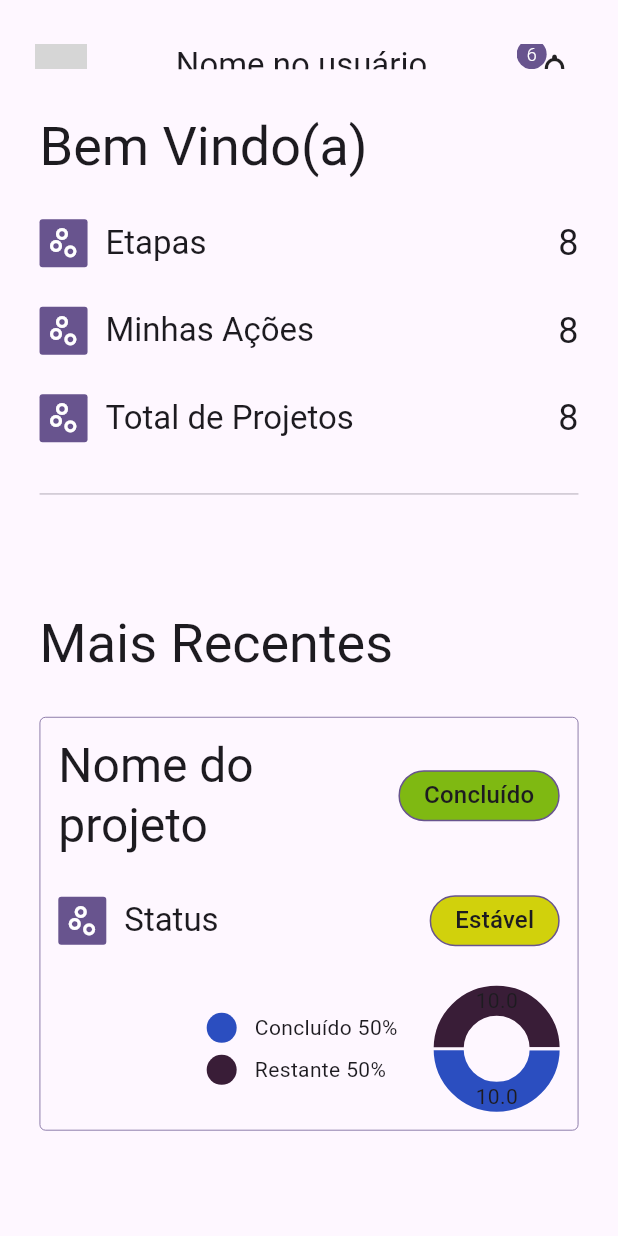
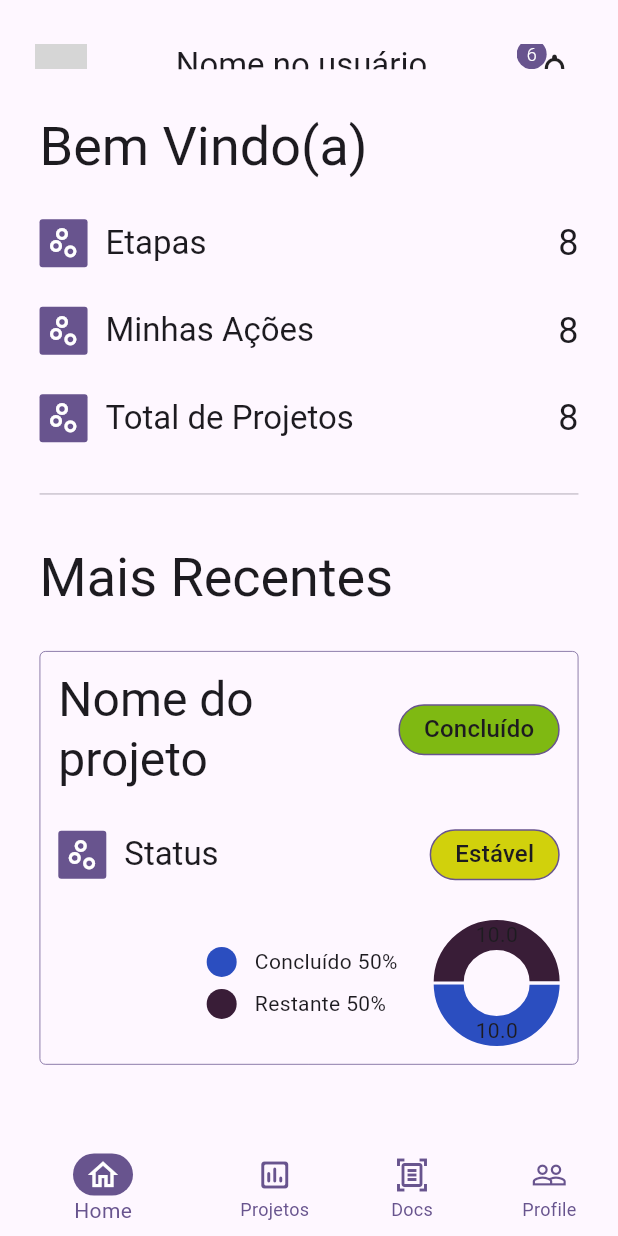
Before and after one commit to JrSEngineer/procraft, a Flutter app: the HomePage screen opened directly, on a phone screen of 412 x 824 dp. Run offline on Flutter 3.47's test engine with Material 3 defaults, Android fonts, the phone set to English and light mode, and no system bars; drawn by our look-alikes of fl_chart; our stand-ins replace dio; network calls fail; grey boxes are pictures that could not be loaded.

Commit message:
Creating bottom navigation bar.

```diff
--- a/lib/src/app/modules/home/home_page.dart
+++ b/lib/src/app/modules/home/home_page.dart
@@ -63,7 +63,7 @@ class _HomePageState extends State<HomePage> {
               ],
             ),
             Divider(),
-            Spacer(),
+            SizedBox(height: pageDividerValue),
             Text(
               "Mais Recentes",
               style: Theme.of(context).textTheme.displaySmall,
@@ -74,6 +74,73 @@ class _HomePageState extends State<HomePage> {
           ],
         ),
       ),
+      bottomNavigationBar: BottomNavigationBar(
+        elevation: 0,
+        showSelectedLabels: true,
+        showUnselectedLabels: true,
+        selectedItemColor: Theme.of(context).primaryColor,
+        unselectedItemColor: Theme.of(context).primaryColor,
+        unselectedIconTheme: IconThemeData(color: Theme.of(context).primaryColor),
+        selectedIconTheme: IconThemeData(color: Colors.white),
+        items: [
+          BottomNavigationBarItem(
+            label: "Home",
+            activeIcon: Container(
+              decoration: BoxDecoration(
+                borderRadius: BorderRadius.circular(48),
+                color: Theme.of(context).primaryColor,
+              ),
+              child: Padding(
+                padding: const EdgeInsets.symmetric(horizontal: 8, vertical: 2),
+                child: Icon(Icons.home_outlined),
+              ),
+            ),
+            icon: Icon(Icons.home_outlined),
+          ),
+          BottomNavigationBarItem(
+            label: "Projetos",
+            activeIcon: Container(
+              decoration: BoxDecoration(
+                borderRadius: BorderRadius.circular(48),
+                color: Theme.of(context).primaryColor,
+              ),
+              child: Padding(
+                padding: const EdgeInsets.symmetric(horizontal: 8, vertical: 2),
+                child: Icon(Icons.insert_chart_outlined_rounded),
+              ),
+            ),
+            icon: Icon(Icons.insert_chart_outlined_rounded),
+          ),
+          BottomNavigationBarItem(
+            label: "Docs",
+            activeIcon: Container(
+              decoration: BoxDecoration(
+                borderRadius: BorderRadius.circular(48),
+                color: Theme.of(context).primaryColor,
+              ),
+              child: Padding(
+                padding: const EdgeInsets.symmetric(horizontal: 8, vertical: 2),
+                child: Icon(Icons.document_scanner_outlined),
+              ),
+            ),
+            icon: Icon(Icons.document_scanner_outlined),
+          ),
+          BottomNavigationBarItem(
+            label: "Profile",
+            activeIcon: Container(
+              decoration: BoxDecoration(
+                borderRadius: BorderRadius.circular(48),
+                color: Theme.of(context).primaryColor,
+              ),
+              child: Padding(
+                padding: const EdgeInsets.symmetric(horizontal: 8, vertical: 2),
+                child: Icon(Icons.people_outline),
+              ),
+            ),
+            icon: Icon(Icons.people_outline),
+          ),
+        ],
+      ),
     );
   }
 }
```
